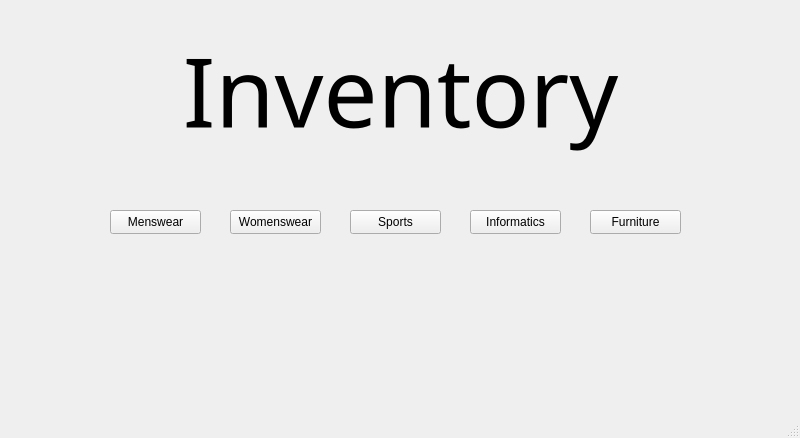
Old version of the form mainwindow.ui in the repository elb-bme/AFKHF.
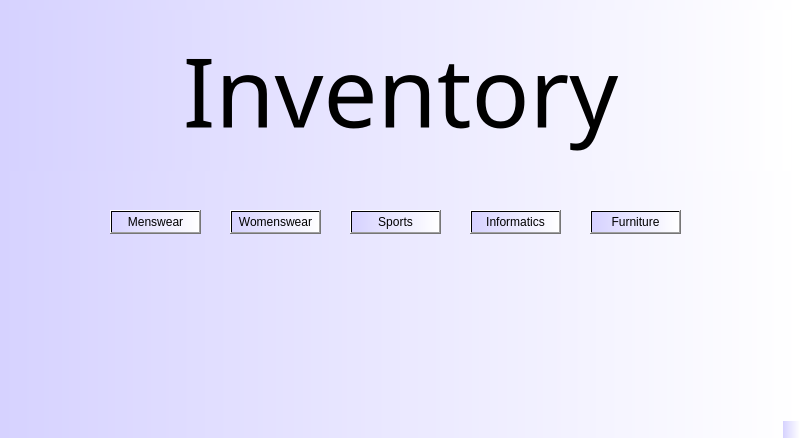
New version of the form.

```diff
--- a/mainwindow.ui
+++ b/mainwindow.ui
@@ -13,6 +13,9 @@
   <property name="windowTitle">
    <string>MainWindow</string>
   </property>
+  <property name="styleSheet">
+   <string notr="true">background-color: qlineargradient(spread:reflect, x1:0, y1:0, x2:1, y2:0, stop:0 rgba(214, 210, 255, 255), stop:1 rgba(255, 255, 255, 255));</string>
+  </property>
   <widget class="QWidget" name="centralwidget">
    <widget class="QPushButton" name="mensButton">
     <property name="geometry">
@@ -81,6 +84,9 @@
       <pointsize>72</pointsize>
      </font>
     </property>
+    <property name="styleSheet">
+     <string notr="true">border-color: rgb(255, 255, 255);</string>
+    </property>
     <property name="text">
      <string>Inventory</string>
     </property>
```
